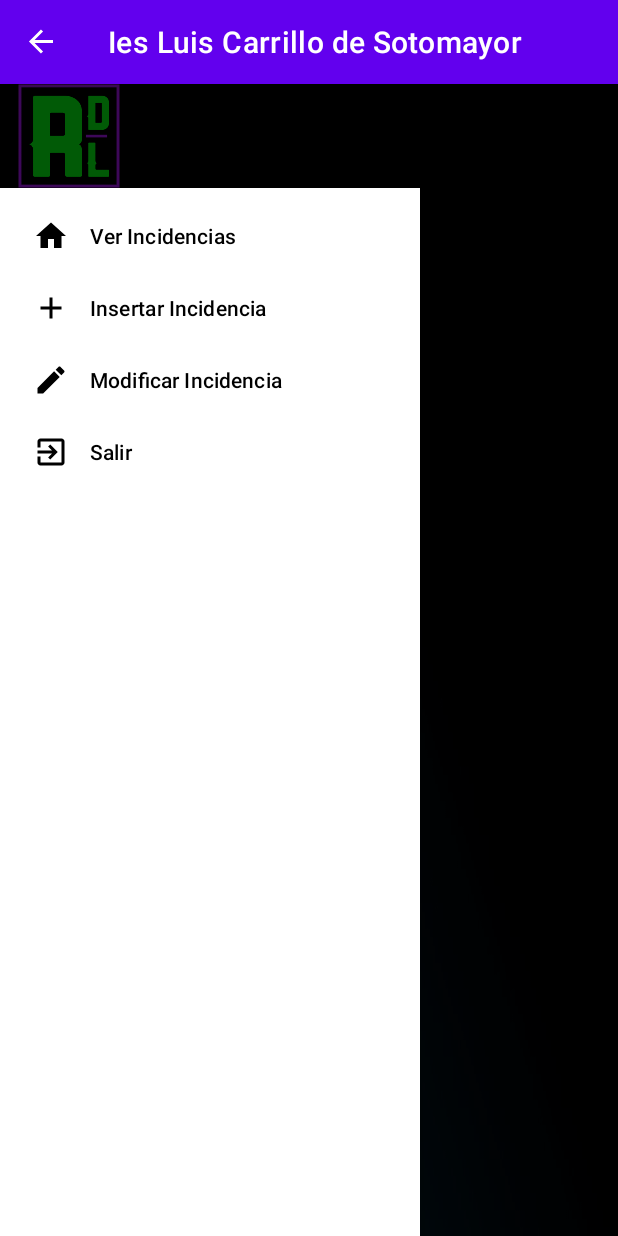
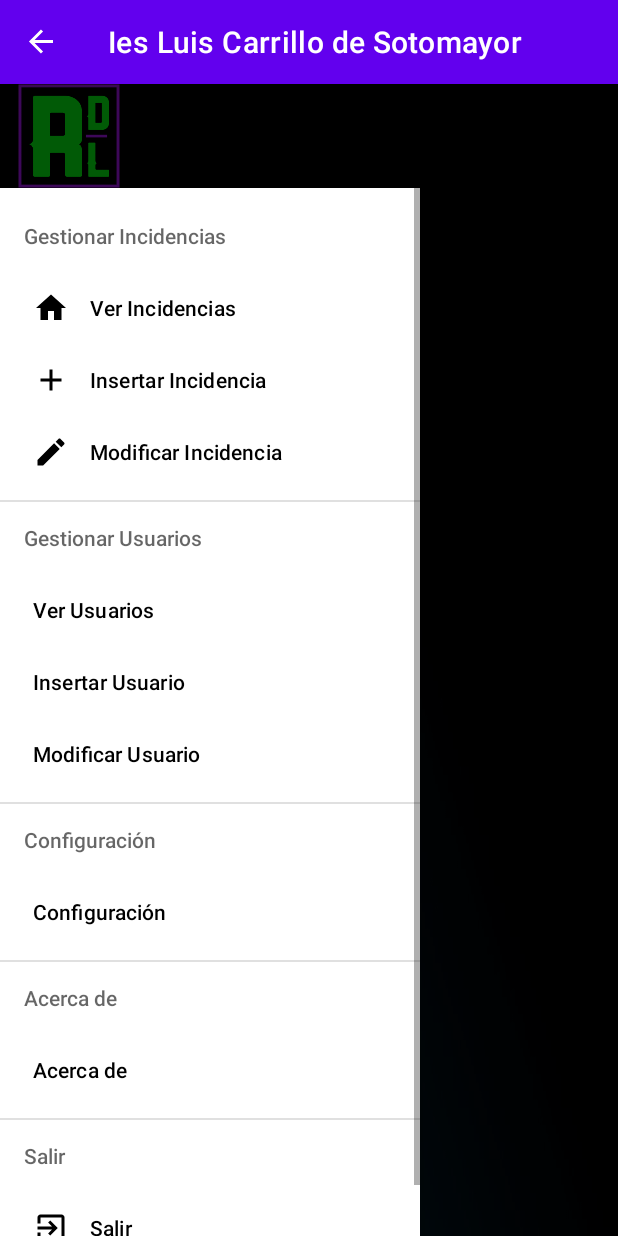
Before and after one commit to Xxjorge20/ProyectoFinalDAMJLBSVA, an Android app: the MenuLateral screen opened directly, with no data from a screen before it, with the side drawer open, on a phone screen of 412 x 824 dp. Run offline under Robolectric (Android 15) with nearby library versions, the phone set to English and light mode, and no system bars; our stand-ins replace Firebase (no records; nobody signed in at launch, a user with empty details on screens opened directly).

Commit message:
Union de la parte de Jorge y Actualizacion del menu lateral para poder realizar la union completa del proyecto a traves de dicho menu

```diff
--- a/app/src/main/java/ies/luiscarrillo/proyectofinaldamjlbsva/Datos/ParteIncidencias/Menu/MenuLateral.kt
+++ b/app/src/main/java/ies/luiscarrillo/proyectofinaldamjlbsva/Datos/ParteIncidencias/Menu/MenuLateral.kt
@@ -66,7 +66,6 @@ class MenuLateral : AppCompatActivity() {
                     startActivity(intent)
                     // Cierro la actividad
                     finish()
-
                 }
             }
 
--- a/app/src/main/res/menu/nav_menu.xml
+++ b/app/src/main/res/menu/nav_menu.xml
@@ -1,6 +1,10 @@
 <?xml version="1.0" encoding="utf-8"?>
 <menu xmlns:android="http://schemas.android.com/apk/res/android">
 
+
+<item android:menuCategory="alternative"
+    android:title="Gestionar Incidencias">
+        <menu>
             <group>
                 <item
                     android:id="@+id/nav_home"
@@ -9,23 +13,69 @@
                 <item
                     android:id="@+id/nav_insertarIncidencia"
                     android:icon="@drawable/ic_baseline_add"
-        android:title="Insertar Incidencia"
-        />
+                    android:title="Insertar Incidencia" />
                 <item
                     android:id="@+id/nav_modificarIncidencia"
                     android:icon="@drawable/ic_baseline_edit"
-        android:title="Modificar Incidencia"
-        />
+                    android:title="Modificar Incidencia" />
             </group>
+        </menu>
+    </item>
 
 
 
+
+    <item android:menuCategory="alternative"
+        android:title="Gestionar Usuarios">
+        <menu>
+
+            <group>
+                <item
+                    android:id="@+id/nav_verUsuarios"
+                    android:title="Ver Usuarios" />
+                <item
+                    android:id="@+id/nav_insertarUsuario"
+
+                    android:title="Insertar Usuario" />
+                <item
+                    android:id="@+id/nav_modificarUsuario"
+                    android:title="Modificar Usuario" />
+            </group>
+        </menu>
+    </item>
+    <item android:menuCategory="alternative"
+        android:title="Configuración">
+        <menu>
+            <group>
+                <item
+                    android:id="@+id/nav_configuracion"
+                    android:title="Configuración" />
+            </group>
+        </menu>
+    </item>
+
+    <item android:menuCategory="alternative"
+        android:title="Acerca de">
+        <menu>
+            <group>
+                <item
+                    android:id="@+id/nav_acercaDe"
+                    android:title="Acerca de" />
+            </group>
+        </menu>
+    </item>
+
+    <item android:menuCategory="alternative"
+        android:title="Salir">
+        <menu>
             <group>
                 <item
                     android:id="@+id/nav_salir"
                     android:icon="@drawable/ic_baseline_exit"
-            android:title="Salir"
-            />
+                    android:title="Salir" />
             </group>
+        </menu>
+    </item>
+
 
 </menu>
```
Also changed, not shown: app/src/main/java/InicioSesion/MainActivity.kt (+4 -14 lines), app/src/main/java/ParteUsuarios/ViewHolder/UsersViewHolder.kt (+4 -4 lines). Lines whose indentation alone changed are shown as unchanged.
